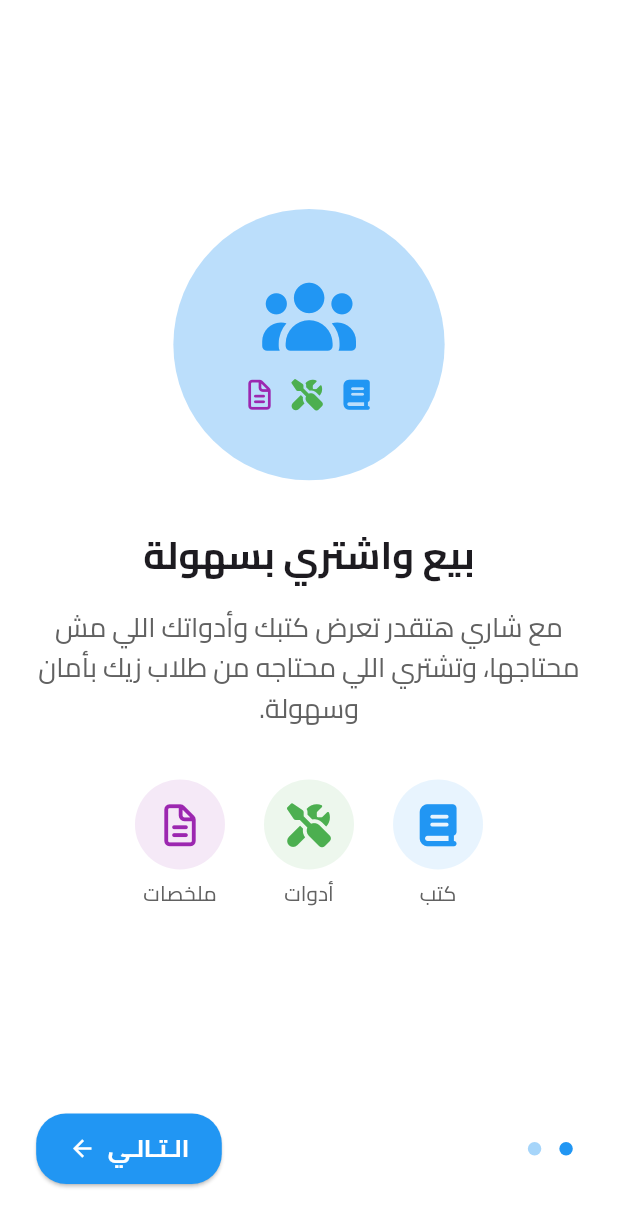
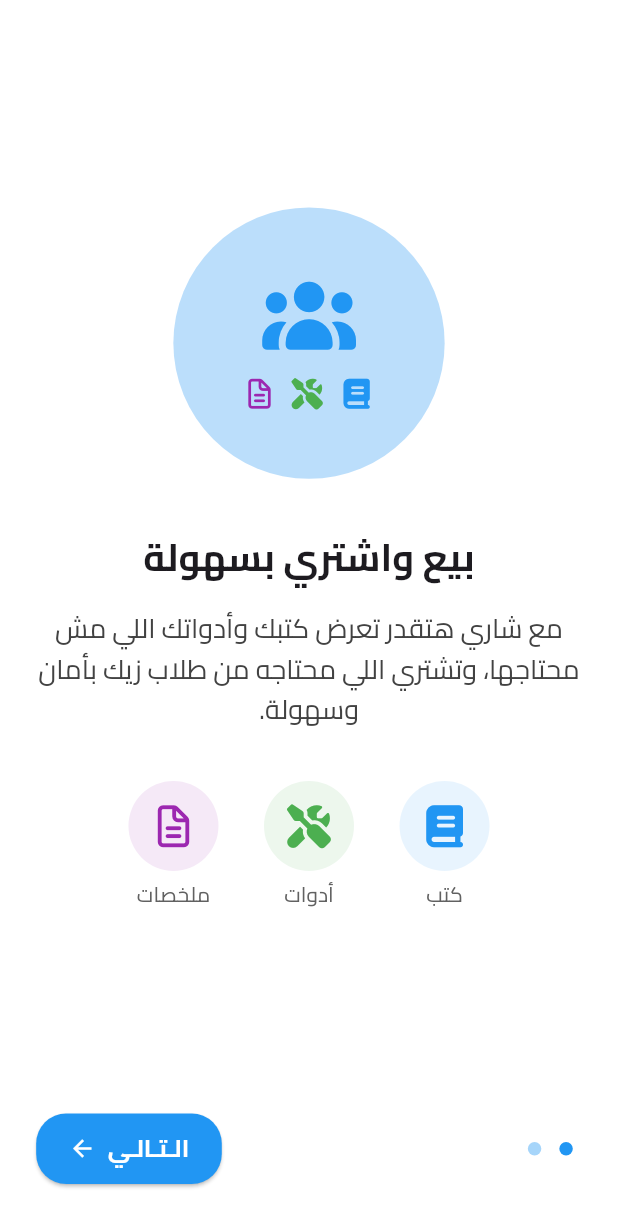
Before and after one commit to AbdelrahmanHydara/Shary, a Flutter app: the screen it shows after launch, on a phone screen of 412 x 824 dp. Shown: the top 1227 px of the screen. Run offline on Flutter 3.47's test engine with Material 3 defaults, Android fonts, the light colour scheme and no system bars; drawn by our look-alikes of dots_indicator; our stand-ins replace firebase_core, flutter_screenutil, font_awesome_flutter; accounts and stored records are empty.

Commit message:
- added some updates

```diff
--- a/lib/features/app_intro/onboarding/screens/widgets/onboarding_page_view.dart
+++ b/lib/features/app_intro/onboarding/screens/widgets/onboarding_page_view.dart
@@ -34,9 +34,6 @@ class OnBoardingPageView extends StatelessWidget {
           iconOne: FontAwesomeIcons.moneyBillWave,
           iconTwo: FontAwesomeIcons.clock,
           iconThree: FontAwesomeIcons.shieldHalved,
-          subLabelOne: "وفر أموالك مع أسعار الطلاب",
-          subLabelTwo: "احصل على ما تريد بسرعة",
-          subLabelThree: "تعامل مع زملاءك بأمان",
           labelOne: "أسعار مناسبة",
           labelTwo: "سرعة في الحصول",
           labelThree: "أمان وثقة",
--- a/lib/features/app_intro/onboarding/screens/widgets/page_view_item.dart
+++ b/lib/features/app_intro/onboarding/screens/widgets/page_view_item.dart
@@ -19,13 +19,9 @@ class PageViewItem extends StatelessWidget {
     required this.labelThree,
     required this.iconMain,
     required this.colorCircle,
-    this.subLabelOne,
-    this.subLabelTwo,
-    this.subLabelThree,
     this.colorIcon,
   });
 
-  final String? subLabelOne, subLabelTwo, subLabelThree;
   final String title, subtitle, labelOne, labelTwo, labelThree;
   final IconData iconOne, iconTwo, iconThree, iconMain;
   final Color? colorCircle, colorIcon;
@@ -69,13 +65,14 @@ class PageViewItem extends StatelessWidget {
                   FaIcon(
                       iconThree,
                       size: 20,
-                      color: AppColors.purple),
+                      color: AppColors.purple,
+                  ),
                 ],
               ),
             ],
           ),
         ),
-        verticalSpace(32),
+        verticalSpace(34),
         Text(
             title,
             style: AppTextStyles.bold25,
@@ -85,7 +82,7 @@ class PageViewItem extends StatelessWidget {
           subtitle,
           textAlign: TextAlign.center,
           style: AppTextStyles.regular18.copyWith(
-            color: Colors.grey[700],
+            color: Colors.grey[800],
             height: 1.5,
           ),
         ),
@@ -97,21 +94,18 @@ class PageViewItem extends StatelessWidget {
               icon: iconOne,
               label: labelOne,
               color: AppColors.blueMain,
-              subLabel: subLabelOne,
             ),
-            horizontalSpace(24),
+            horizontalSpace(28),
             BuildCategoryIcon(
               icon: iconTwo,
               label: labelTwo,
               color: AppColors.primary,
-              subLabel: subLabelTwo,
             ),
-            horizontalSpace(24),
+            horizontalSpace(28),
             BuildCategoryIcon(
               icon: iconThree,
               label: labelThree,
               color: AppColors.purple,
-              subLabel: subLabelThree,
             ),
           ],
         ),
```
